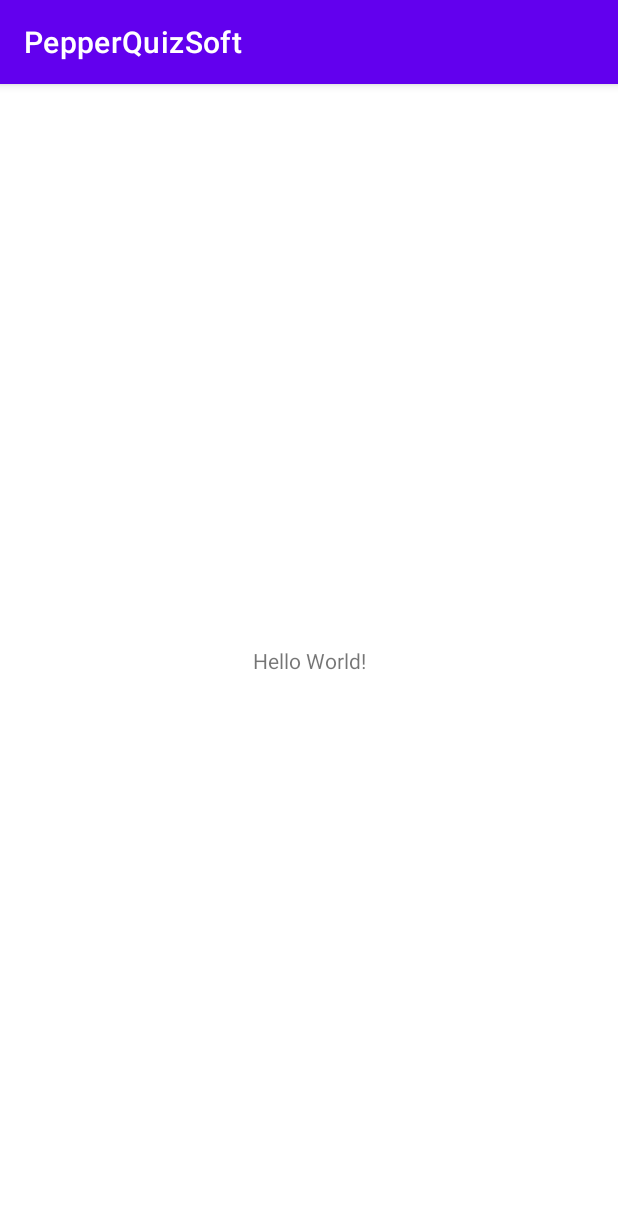
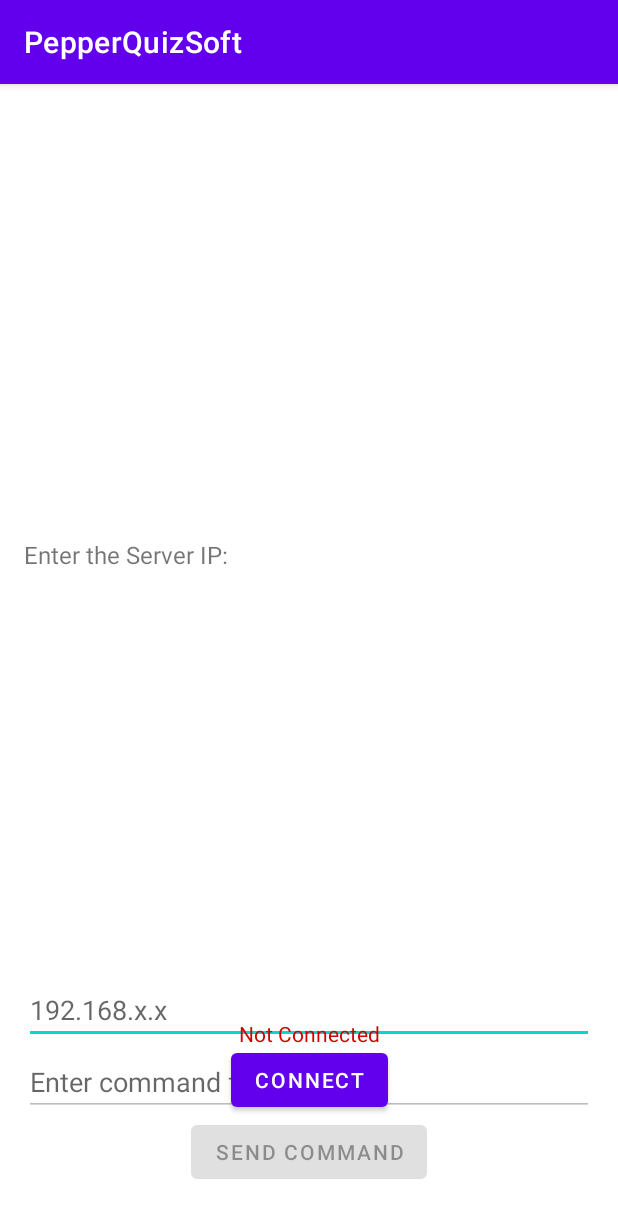
Before and after one commit to tutul032/PepperQuizAndroid, an Android app: the screen it shows after launch (MainActivity), on a phone screen of 412 x 824 dp. Shown: the top 1218 px of the screen. Run offline under Robolectric (Android 15) with nearby library versions, the phone set to English and light mode, and no system bars; libraries missing offline, so code that uses them is left out: com.aldebaran.qi; 1 statement that could not run was skipped.

Commit message:
voice command

```diff
--- a/app/src/main/java/com/example/pepperquizsoft/MainActivity.kt
+++ b/app/src/main/java/com/example/pepperquizsoft/MainActivity.kt
@@ -1,25 +1,77 @@
 package com.example.pepperquizsoft
 
+import android.os.Bundle
+import android.util.Log
 import androidx.appcompat.app.AppCompatActivity
-import android.os.Bundle
 import com.aldebaran.qi.sdk.QiContext
+import com.aldebaran.qi.sdk.QiSDK
 import com.aldebaran.qi.sdk.RobotLifecycleCallbacks
+import com.aldebaran.qi.sdk.builder.SayBuilder
+import java.io.BufferedReader
+import java.io.InputStreamReader
+import java.net.Socket
+import kotlin.concurrent.thread
 
 class MainActivity : AppCompatActivity(), RobotLifecycleCallbacks {
+    private var qiContext: QiContext? = null
+    private var socket: Socket? = null
+    private var reader: BufferedReader? = null
+
     override fun onCreate(savedInstanceState: Bundle?) {
         super.onCreate(savedInstanceState)
         setContentView(R.layout.activity_main)
+
+        QiSDK.register(this, this)
+
     }
 
     override fun onRobotFocusGained(qiContext: QiContext?) {
-        TODO("Not yet implemented")
+        // Start client in a background thread
+        thread {
+            try {
+                val serverAddress = "192.168.0.110" // Replace with your PC's IP
+                val serverPort = 12345
+                socket = Socket(serverAddress, serverPort)
+
+                // Setup reader for incoming messages
+                reader = BufferedReader(InputStreamReader(socket!!.getInputStream()))
+                Log.d("PepperClient", "Connected to server")
+
+                // Start listening for commands
+                try {
+                    while (true) {
+                        // Read command from the server
+                        val command = reader?.readLine()
+                        if (command != null) {
+                            Log.d("PepperClient", "Received command: $command")
+                            val say = SayBuilder.with(qiContext)
+                                .withText("$command")
+                                .build()
+                            say.run()
+                        }
+                    }
+                } catch (e: Exception) {
+                    Log.e("PepperClient", "Error reading commands: ${e.message}")
+                }
+            } catch (e: Exception) {
+                Log.e("PepperClient", "Connection error: ${e.message}")
+            }
+        }
     }
 
     override fun onRobotFocusLost() {
-        TODO("Not yet implemented")
+        qiContext = null
     }
 
-    override fun onRobotFocusRefused(reason: String?) {
-        TODO("Not yet implemented")
+    override fun onRobotFocusRefused(reason: String?) {}
+
+
+    override fun onDestroy() {
+        super.onDestroy()
+        try {
+            socket?.close()
+        } catch (e: Exception) {
+            Log.e("PepperClient", "Error closing socket: ${e.message}")
+        }
     }
 }
--- a/app/src/main/res/layout/activity_main.xml
+++ b/app/src/main/res/layout/activity_main.xml
@@ -6,13 +6,81 @@
     android:layout_height="match_parent"
     tools:context=".MainActivity">
 
+    <!-- Connection Info -->
     <TextView
+        android:id="@+id/ipLabel"
         android:layout_width="wrap_content"
         android:layout_height="wrap_content"
-        android:text="Hello World!"
+        android:text="Enter the Server IP:"
+        android:textSize="16sp"
+        app:layout_constraintBottom_toTopOf="@id/etServerIp"
+        app:layout_constraintLeft_toLeftOf="parent"
+        app:layout_constraintTop_toTopOf="parent"
+        android:layout_marginTop="32dp"
+        android:layout_marginLeft="16dp"/>
+
+    <EditText
+        android:id="@+id/etServerIp"
+        android:layout_width="0dp"
+        android:layout_height="wrap_content"
+        android:hint="192.168.x.x"
+        android:inputType="text"
+        app:layout_constraintBottom_toTopOf="@id/connectButton"
+        app:layout_constraintLeft_toLeftOf="parent"
+        app:layout_constraintRight_toRightOf="parent"
+        android:layout_marginLeft="16dp"
+        android:layout_marginRight="16dp"/>
+
+    <Button
+        android:id="@+id/connectButton"
+        android:layout_width="wrap_content"
+        android:layout_height="wrap_content"
+        android:text="Connect"
+        android:onClick="connectToServer"
+        app:layout_constraintBottom_toTopOf="@id/sendButton"
+        app:layout_constraintLeft_toLeftOf="parent"
+        app:layout_constraintRight_toRightOf="parent"
+        android:layout_marginTop="16dp"/>
+
+    <!-- Status Label -->
+    <TextView
+        android:id="@+id/statusLabel"
+        android:layout_width="wrap_content"
+        android:layout_height="wrap_content"
+        android:text="Not Connected"
+        android:textColor="@android:color/holo_red_dark"
+        app:layout_constraintBottom_toTopOf="@id/commandInput"
+        app:layout_constraintLeft_toLeftOf="parent"
+        app:layout_constraintRight_toRightOf="parent"
+        android:layout_marginTop="32dp"
+        android:layout_marginLeft="16dp"
+        android:layout_marginRight="16dp"/>
+
+    <!-- Command Input -->
+    <EditText
+        android:id="@+id/commandInput"
+        android:layout_width="0dp"
+        android:layout_height="wrap_content"
+        android:hint="Enter command for Pepper"
+        android:inputType="text"
+        android:enabled="false"
+        app:layout_constraintBottom_toTopOf="@id/sendButton"
+        app:layout_constraintLeft_toLeftOf="parent"
+        app:layout_constraintRight_toRightOf="parent"
+        android:layout_marginLeft="16dp"
+        android:layout_marginRight="16dp"/>
+
+    <!-- Send Command Button -->
+    <Button
+        android:id="@+id/sendButton"
+        android:layout_width="wrap_content"
+        android:layout_height="wrap_content"
+        android:text="Send Command"
+        android:onClick="sendCommand"
+        android:enabled="false"
         app:layout_constraintBottom_toBottomOf="parent"
         app:layout_constraintLeft_toLeftOf="parent"
         app:layout_constraintRight_toRightOf="parent"
-        app:layout_constraintTop_toTopOf="parent" />
+        android:layout_marginBottom="32dp"/>
 
 </androidx.constraintlayout.widget.ConstraintLayout>
```
Also changed, not shown: 3 other files.
